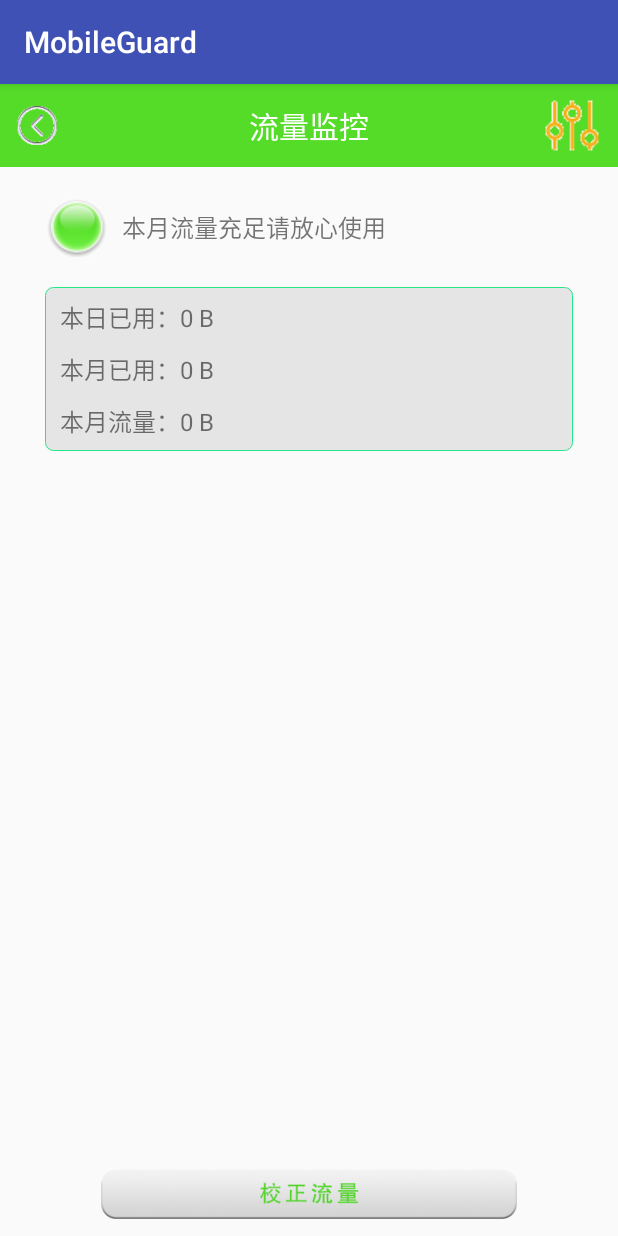
After one commit to lizengcheng/MobileGuard, an Android app: the TrafficMonitoringActivity screen opened directly, with no data from a screen before it, on a phone screen of 412 x 824 dp. The commit adds this screen. Run offline under Robolectric (Android 15) with nearby library versions, the phone set to English and light mode, and no system bars; 4 statements that could not run were skipped.

Commit message:
M8流量查询：布局、资源文件、两个Activity

```diff
--- /dev/null
+++ b/app/src/main/java/cn/edu/gdmec/android/mobileguard/m8trafficmonitor/TrafficMonitoringActivity.java
@@ -0,0 +1,227 @@
+package cn.edu.gdmec.android.mobileguard.m8trafficmonitor;
+
+import android.content.BroadcastReceiver;
+import android.content.Context;
+import android.content.Intent;
+import android.content.IntentFilter;
+import android.content.SharedPreferences;
+import android.support.v7.app.AppCompatActivity;
+import android.os.Bundle;
+import android.telephony.SmsManager;
+import android.telephony.SmsMessage;
+import android.text.TextUtils;
+import android.text.format.Formatter;
+import android.view.View;
+import android.widget.Button;
+import android.widget.ImageView;
+import android.widget.TextView;
+import android.widget.Toast;
+import java.text.SimpleDateFormat;
+import java.util.Date;
+import cn.edu.gdmec.android.mobileguard.R;
+import cn.edu.gdmec.android.mobileguard.m8trafficmonitor.db.dao.TrafficDao;
+import cn.edu.gdmec.android.mobileguard.m8trafficmonitor.service.TrafficMonitoringService;
+import cn.edu.gdmec.android.mobileguard.m8trafficmonitor.utils.SystemInfoUtils;
+
+public class TrafficMonitoringActivity extends AppCompatActivity implements View.OnClickListener{
+    private SharedPreferences mSP;
+    private Button mCorrectFlowBtn;
+    private TextView mTodayTV;
+    private TextView mUsedTV;
+    private TextView mTotalTV;
+    private TrafficDao dao;
+    private ImageView mRemindImgv;
+    private TextView mRemindTV;
+    private CorrectFlowReceiver receiver;
+
+    @Override
+    protected void onCreate(Bundle savedInstanceState) {
+        super.onCreate(savedInstanceState);
+        setContentView(R.layout.activity_traffic_monitoring);
+        mSP = getSharedPreferences("config", MODE_PRIVATE);
+        boolean flag = mSP.getBoolean("isset_operator", false);
+        //如果明日又设置运营商信息则进入信息设置界面
+        if (!flag) {
+            startActivity(new Intent(this, OperatorSetActivity.class));
+            finish();
+        }
+        if (!SystemInfoUtils
+                .isServiceRunning(this,
+                        "cn.edu.gdmec.android.mobileguard.m8trafficmonitor.service.TrafficMonitoringService")) {
+            startService(new Intent(this, TrafficMonitoringService.class));
+        }
+        initView();
+        registReceiver();
+        initData();
+    }
+
+    private void initView() {
+        findViewById(R.id.rl_titlebar).setBackgroundColor(
+                getResources().getColor(R.color.light_green));
+        ImageView mLeftImgv = (ImageView) findViewById(R.id.imgv_leftbtn);
+        ((TextView)findViewById(R.id.tv_title)).setText("流量监控");
+        mLeftImgv.setOnClickListener(this);
+        mLeftImgv.setImageResource(R.drawable.back);
+        ImageView mRightImgv = (ImageView) findViewById(R.id.imgv_rightbtn);
+        mRightImgv.setOnClickListener(this);
+        mRightImgv.setImageResource(R.drawable.settingicon_yellow_n);
+        mCorrectFlowBtn = (Button) findViewById(R.id.btn_correction_flow);
+        mCorrectFlowBtn.setOnClickListener(this);
+        mTodayTV = (TextView) findViewById(R.id.tv_today_gprs);
+        mUsedTV = (TextView) findViewById(R.id.tv_month_usedgprs);
+        mTotalTV = (TextView) findViewById(R.id.tv_month_totalgprs);
+        mRemindImgv = (ImageView) findViewById(R.id.imgv_traffic_remind);
+        mRemindTV = (TextView) findViewById(R.id.tv_traffic_remind);
+    }
+
+    private void initData() {
+        long totalflow = mSP.getLong("totalflow",0);
+        long usedflow = mSP.getLong("usedflow",0);
+        if (totalflow > 0 & usedflow >= 0) {
+            float scale = usedflow / totalflow;
+            if (scale > 0.9) {
+                mRemindImgv.setEnabled(false);
+                mRemindTV.setText("您的套餐流量即将用完! ");
+            }else {
+                mRemindImgv.setEnabled(true);
+                mRemindTV.setText("本月流量充足请放心使用");
+            }
+        }
+        mTotalTV.setText("本月流量：" + Formatter.formatFileSize(this, totalflow));
+        mUsedTV.setText("本月已用：" + Formatter.formatFileSize(this, usedflow));
+        dao = new TrafficDao(this);
+        Date date = new Date();
+        SimpleDateFormat sdf = new SimpleDateFormat("yyyy-MM-dd");
+        String dataString = sdf.format(date);
+        long mobileGPRS = dao.getMobileGPRS(dataString);
+        if (mobileGPRS < 0) {
+            mobileGPRS = 0;
+        }
+        mTodayTV.setText("本日已用：" + Formatter.formatFileSize(this, mobileGPRS));
+    }
+
+    private void registReceiver() {
+        receiver = new CorrectFlowReceiver();
+        IntentFilter filter = new IntentFilter();
+        filter.addAction("android.provider.Telephony.SMS_RECEIVED");
+        registerReceiver(receiver , filter);
+    }
+
+
+    @Override
+    public void onClick(View v) {
+        switch (v.getId()) {
+            case R.id.imgv_leftbtn:
+                finish();
+                break;
+            case R.id.imgv_rightbtn:
+                startActivity(new Intent(this, OperatorSetActivity.class));
+                break;
+            case R.id.btn_correction_flow:
+                //首先判断是哪个运营商
+                int i = mSP.getInt("operator" , 0);
+                SmsManager smsManager = SmsManager.getDefault();
+                switch (i) {
+                    case 0:
+                        //没有运营商
+                        Toast.makeText(this, "您还没有设置运营商信息", Toast.LENGTH_SHORT).show();
+                        break;
+                    case 1:
+                        //中国移动
+                        //发送cxll至10086
+                        //获取系统默认的短信管理器
+                        smsManager.sendTextMessage("10086", null, "CXLL", null , null);
+                        break;
+                    case 2:
+                        //中国联通
+                        break;
+                    case 3:
+                        //中国电信
+                        break;
+                }
+        }
+
+    }
+
+    class CorrectFlowReceiver extends BroadcastReceiver {
+
+        @Override
+        public void onReceive(Context context, Intent intent) {
+            Object[] objs = (Object[]) intent.getExtras().get("pdus");
+            for (Object obj : objs) {
+                SmsMessage smsMessage = SmsMessage.createFromPdu((byte[]) obj);
+                String body = smsMessage.getMessageBody();
+                String address = smsMessage.getOriginatingAddress();
+                //以下短信分割只针对中国移动用户
+                if (!address.equals("10086")) {
+                    return;
+                }
+                String[] split = body.split(", ");
+                System.out.println(split[0]);
+                //本月剩余流量
+                long left = 0;
+                //本月已用流量
+                long used = 0;
+                //本月超出流量
+                long beyond = 0;
+                for (int i = 0; i < split.length ; i++) {
+                    if (split[i].contains("当月常用流量已用")) {
+                        //套餐总量
+                        String usedflow = split[i].substring(9,
+                                split[i].length());
+                        used = getStringTofloat(usedflow);
+                    }else if (split[i].contains("可用")) {
+                        String leftflow = split[i].substring(3,
+                                split[i].length());
+                        left = getStringTofloat(leftflow);
+                    }else if (split[i].contains("套餐外流量")) {
+                        String beyondflow = split[i].substring(6,
+                                split[i].length());
+                        beyond = getStringTofloat(beyondflow);
+                    }
+                }
+                SharedPreferences.Editor edit = mSP.edit();
+                System.out.println("------"+left);
+                edit.putLong("totalflow", used + left);
+                edit.putLong("usedflow", used + beyond);
+                edit.commit();
+                mTotalTV.setText("本月流量："
+                        +Formatter.formatFileSize(context, (used + left)));
+                mUsedTV.setText("本月已用："
+                        +Formatter.formatFileSize(context, (used + beyond)));
+            }
+        }
+    }
+
+    /** 将字符创转化成Float数据类型 */
+    private long getStringTofloat(String str){
+        long flow = 0;
+        if (!TextUtils.isEmpty(str)){
+            if (str.contains("K")) {
+                String[] split = str.split("K");
+                float m = Float.parseFloat(split[0]);
+                flow = (long) (m * 1024);
+            }else if (str.contains("M")) {
+                String[] split = str.split("M");
+                float m = Float.parseFloat(split[0]);
+                flow = (long) (m * 1024 * 1024);
+            }else if (str.contains("G")) {
+                String[] split = str.split("G");
+                float m = Float.parseFloat(split[0]);
+                flow = (long) (m * 1024 * 1024 * 1024);
+            }
+        }
+
+        return flow;
+    }
+
+    @Override
+    protected void onDestroy() {
+        if (receiver != null) {
+            unregisterReceiver(receiver);
+            receiver = null;
+        }
+
+        super.onDestroy();
+    }
+}
--- /dev/null
+++ b/app/src/main/res/drawable/correction_flow_btn_selector.xml
@@ -0,0 +1,5 @@
+<?xml version="1.0" encoding="utf-8"?>
+<selector xmlns:android="http://schemas.android.com/apk/res/android">
+    <item android:state_pressed="true" android:drawable="@drawable/correction_flow_p"/>
+    <item android:state_pressed="false" android:drawable="@drawable/correction_flow_n"/>
+</selector>
--- /dev/null
+++ b/app/src/main/res/drawable/operator_finish_bg_selector.xml
@@ -0,0 +1,5 @@
+<?xml version="1.0" encoding="utf-8"?>
+<selector xmlns:android="http://schemas.android.com/apk/res/android">
+    <item android:state_pressed="true" android:drawable="@drawable/operator_finish_p"/>
+    <item android:state_pressed="false" android:drawable="@drawable/operator_finish_n"/>
+</selector>
--- /dev/null
+++ b/app/src/main/res/drawable/traffic_green_bg.xml
@@ -0,0 +1,10 @@
+<?xml version="1.0" encoding="utf-8"?>
+<shape xmlns:android="http://schemas.android.com/apk/res/android"
+    android:shape="rectangle">
+
+    <stroke android:width="1px" android:color="@color/bright_green"/>
+    <solid android:color="@color/graye5"/>
+    <corners android:radius="5dp"/>
+    <padding android:left="5dp" android:top="3dp" android:right="5dp" android:bottom="3dp"/>
+
+</shape>
--- /dev/null
+++ b/app/src/main/res/drawable/traffic_reminder_selector.xml
@@ -0,0 +1,5 @@
+<?xml version="1.0" encoding="utf-8"?>
+<selector xmlns:android="http://schemas.android.com/apk/res/android">
+    <item android:state_enabled="false" android:drawable="@drawable/traffic_red"/>
+    <item android:state_enabled="true" android:drawable="@drawable/traffic_green"/>
+</selector>
--- /dev/null
+++ b/app/src/main/res/layout/activity_traffic_monitoring.xml
@@ -0,0 +1,87 @@
+<?xml version="1.0" encoding="utf-8"?>
+<LinearLayout xmlns:android="http://schemas.android.com/apk/res/android"
+    android:layout_width="match_parent"
+    android:layout_height="match_parent"
+    android:orientation="vertical">
+
+    <include layout="@layout/titlebar"/>
+
+    <LinearLayout
+        android:layout_width="match_parent"
+        android:layout_height="match_parent"
+        android:layout_weight="10"
+        android:orientation="vertical">
+
+        <RelativeLayout
+            android:layout_width="match_parent"
+            android:layout_height="wrap_content"
+            android:layout_marginTop="20dp"
+            android:gravity="center_vertical">
+
+            <ImageView
+                android:layout_width="wrap_content"
+                android:layout_height="wrap_content"
+                android:id="@+id/imgv_traffic_remind"
+                android:layout_marginLeft="30dp"
+                android:src="@drawable/traffic_reminder_selector"/>
+
+            <TextView
+                android:layout_width="wrap_content"
+                android:layout_height="wrap_content"
+                android:id="@+id/tv_traffic_remind"
+                style="@style/textview16sp"
+                android:layout_centerVertical="true"
+                android:layout_marginLeft="10dp"
+                android:layout_toRightOf="@id/imgv_traffic_remind"
+                android:gravity="center"
+                android:text="本月流量充足请放心使用"/>
+
+        </RelativeLayout>
+
+        <LinearLayout
+            android:layout_width="match_parent"
+            android:layout_height="wrap_content"
+            android:layout_marginLeft="30dp"
+            android:layout_marginRight="30dp"
+            android:layout_marginTop="20dp"
+            android:background="@drawable/traffic_green_bg"
+            android:orientation="vertical">
+
+            <TextView
+                android:layout_width="wrap_content"
+                android:layout_height="wrap_content"
+                android:id="@+id/tv_today_gprs"
+                style="@style/textview16sp"
+                android:layout_margin="5dp"
+                android:text="今天已用："/>
+
+            <TextView
+                android:layout_width="wrap_content"
+                android:layout_height="wrap_content"
+                android:id="@+id/tv_month_usedgprs"
+                style="@style/textview16sp"
+                android:layout_margin="5dp"
+                android:text="本月已用："/>
+
+            <TextView
+                android:layout_width="wrap_content"
+                android:layout_height="wrap_content"
+                android:id="@+id/tv_month_totalgprs"
+                style="@style/textview16sp"
+                android:layout_margin="5dp"
+                android:text="本月流量："/>
+
+        </LinearLayout>
+
+    </LinearLayout>
+
+    <Button
+        android:layout_width="280dp"
+        android:layout_height="78dp"
+        android:id="@+id/btn_correction_flow"
+        android:layout_gravity="center_horizontal"
+        android:layout_marginBottom="10dp"
+        android:layout_weight="4"
+        android:background="@drawable/correction_flow_btn_selector"/>
+
+</LinearLayout>
--- a/app/src/main/res/values/colors.xml
+++ b/app/src/main/res/values/colors.xml
@@ -22,4 +22,7 @@
     <color name="light_blue">#1671CE</color>
     <color name="light_rose_red">#F73CA7</color>
     <color name="rose_red">#E72993</color>
+    <!-- 流量统计模块用到 2017.11.27 -->
+    <color name="bright_green">#26E587</color>
+    <color name="light_green">#55DC28</color>
 </resources>
```
Also changed, not shown: app/src/main/AndroidManifest.xml (+12 -0 lines), app/src/main/java/cn/edu/gdmec/android/mobileguard/m8trafficmonitor/OperatorSetActivity.java (added, +59 -0 lines), app/src/main/res/layout/activity_operator_set.xml (added, +75 -0 lines), app/src/main/res/layout/item_spinner_operatorset.xml (added, +14 -0 lines), app/src/main/res/drawable/correction_flow_n.png (added), app/src/main/res/drawable/correction_flow_p.png (added), app/src/main/res/drawable/operator_finish_n.png (added), app/src/main/res/drawable/operator_finish_p.png (added), app/src/main/res/drawable/operator_set_info_incon.png (added), app/src/main/res/drawable/operator_spinner_bg.png (added), app/src/main/res/drawable/traffic_green.png (added), app/src/main/res/drawable/traffic_red.png (added).
